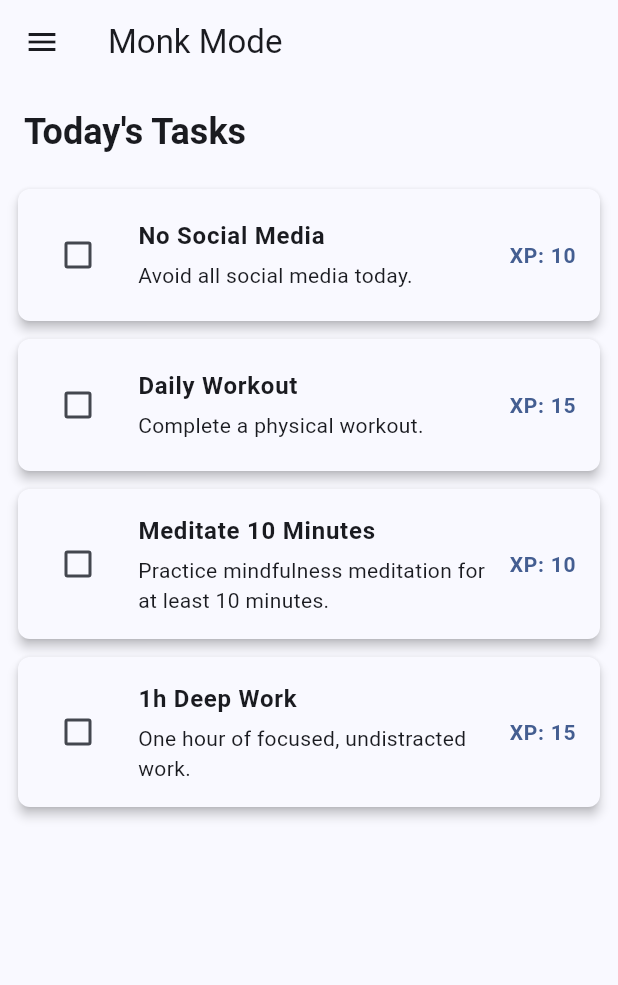
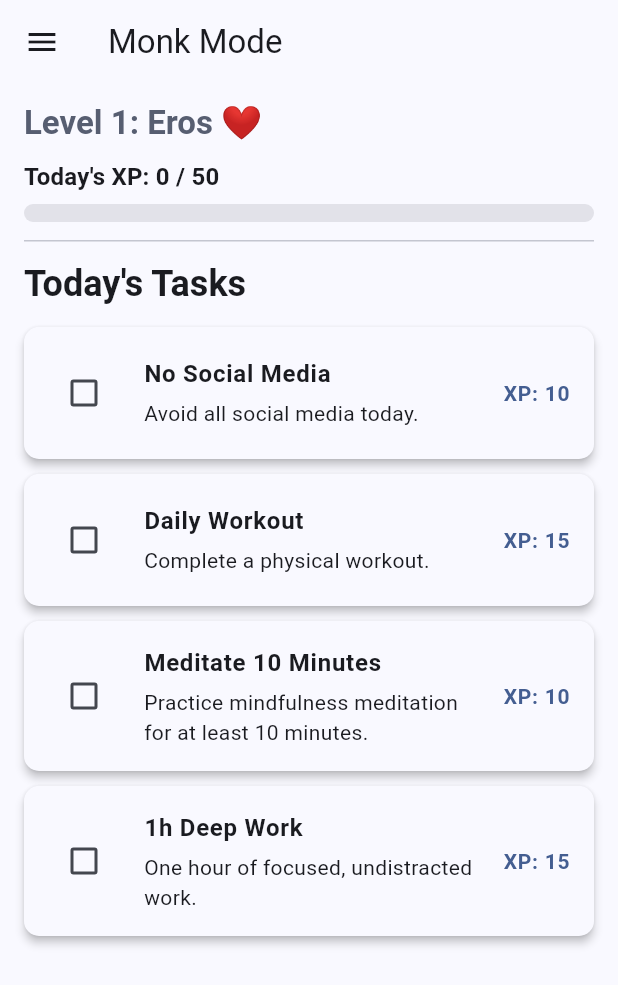
Before and after one commit to Ayush312003/AlphaFlow, a Flutter app: the screen it shows after launch, after a tap on "Guided Mode", after a tap on "❤️", on a phone screen of 412 x 824 dp. Shown: the top 985 px of the screen. Run offline on Flutter 3.47's test engine with Material 3 defaults, Android fonts, the phone set to English and light mode, and no system bars; our stand-ins replace flutter_riverpod, shared_preferences.

```diff
--- a/alphaflow/lib/features/guided/presentation/guided_home_page.dart
+++ b/alphaflow/lib/features/guided/presentation/guided_home_page.dart
@@ -1,28 +1,27 @@
-import 'package:alphaflow/data/models/today_task.dart'; // Added
-import 'package:alphaflow/providers/today_tasks_provider.dart'; // Added
-import 'package:alphaflow/providers/selected_track_provider.dart'; // Still needed for trackId in toggle
+import 'package:alphaflow/data/models/today_task.dart';
+import 'package:alphaflow/providers/today_tasks_provider.dart';
+import 'package:alphaflow/providers/selected_track_provider.dart';
 import 'package:alphaflow/providers/task_completions_provider.dart';
+import 'package:alphaflow/providers/xp_provider.dart';
+import 'package:alphaflow/providers/guided_level_provider.dart'; // Added import
+import 'package:alphaflow/data/models/level_definition.dart'; // Added import
 import 'package:flutter/material.dart';
 import 'package:flutter_riverpod/flutter_riverpod.dart';
-// Removed GuidedTask, GuidedTrack, guidedTracksProvider imports as they are now handled by todayTasksProvider
 
 class GuidedHomePage extends ConsumerWidget {
   const GuidedHomePage({super.key});
 
   @override
   Widget build(BuildContext context, WidgetRef ref) {
-    // todayTasksProvider will return only guided tasks when in guided mode.
     final List<TodayTask> tasksForDisplay = ref.watch(todayTasksProvider);
-    // Watch completionsProvider to ensure UI rebuilds when completion status changes.
     ref.watch(completionsProvider);
-    // We need selectedTrackId for the toggleTaskCompletion's trackId argument.
-    // Watching it here also ensures that if the track changes (e.g. via drawer),
-    // todayTasksProvider (which also watches it) causes a rebuild correctly.
     final selectedTrackId = ref.watch(selectedTrackProvider);
+    final int currentXp = ref.watch(xpProvider);
+    final LevelDefinition? currentLevel = ref.watch(currentGuidedLevelProvider); // Watch current level
 
+    final double totalPossibleXpToday = tasksForDisplay.fold(0.0, (sum, task) => sum + task.xp);
+    final double progress = (totalPossibleXpToday > 0) ? (currentXp / totalPossibleXpToday) : 0.0;
 
-    // Fallback if, for some reason, HomePage didn't redirect and selectedTrackId is null here.
-    // todayTasksProvider would likely return an empty list in this scenario for guided mode.
     if (selectedTrackId == null) {
          return const Center(child: Text("No guided track selected. Please select one from the drawer or main menu.", textAlign: TextAlign.center,));
     }
@@ -30,13 +29,63 @@ class GuidedHomePage extends ConsumerWidget {
     return Column(
       crossAxisAlignment: CrossAxisAlignment.start,
       children: [
+        // Level and XP Info Section
         Padding(
-          padding: const EdgeInsets.fromLTRB(16.0, 16.0, 16.0, 8.0),
+          padding: const EdgeInsets.symmetric(horizontal: 16.0, vertical: 12.0), // Adjusted vertical padding
+          child: Column(
+            crossAxisAlignment: CrossAxisAlignment.start,
+            children: [
+              if (currentLevel != null)
+                Text(
+                  "Level ${currentLevel.levelNumber}: ${currentLevel.title} ${currentLevel.icon}", // Added icon to level display
+                  style: Theme.of(context).textTheme.titleLarge?.copyWith(
+                    fontWeight: FontWeight.bold,
+                    color: Theme.of(context).colorScheme.secondary,
+                  ),
+                )
+              else
+                Text(
+                  "Current Level: N/A",
+                  style: Theme.of(context).textTheme.titleLarge?.copyWith(
+                    fontWeight: FontWeight.bold,
+                    color: Theme.of(context).colorScheme.secondary,
+                  ),
+                ),
+              const SizedBox(height: 10), // Adjusted space
+
+              Text(
+                // Display total track XP relative to next level's threshold, if available
+                // For now, stick to Today's XP as per previous implementation.
+                // Total XP for level progress could be: "Total XP: ${ref.watch(totalTrackXpProvider)}"
+                "Today's XP: $currentXp / ${totalPossibleXpToday.toInt()}",
+                style: Theme.of(context).textTheme.titleMedium?.copyWith(fontWeight: FontWeight.w600), // Slightly less bold than level title
+              ),
+              const SizedBox(height: 6),
+              if (tasksForDisplay.isNotEmpty)
+                LinearProgressIndicator(
+                  value: progress > 1.0 ? 1.0 : progress,
+                  minHeight: 12,
+                  backgroundColor: Theme.of(context).colorScheme.surfaceContainerHighest,
+                  valueColor: AlwaysStoppedAnimation<Color>(Theme.of(context).colorScheme.primary),
+                  borderRadius: BorderRadius.circular(6),
+                )
+              else
+                Text("No tasks to earn XP from today.", style: Theme.of(context).textTheme.bodyMedium),
+              // const SizedBox(height: 8), // Removed to bring divider closer
+            ],
+          ),
+        ),
+
+        const Divider(height: 1, indent: 16, endIndent: 16, thickness: 1),
+
+        Padding(
+          padding: const EdgeInsets.fromLTRB(16.0, 12.0, 16.0, 8.0), // Adjusted padding
           child: Text(
-            "Today's Tasks", // Changed header
+            "Today's Tasks",
             style: Theme.of(context).textTheme.headlineSmall?.copyWith(fontWeight: FontWeight.bold),
           ),
         ),
+
         if (tasksForDisplay.isEmpty)
           const Expanded(
             child: Center(child: Text("No tasks for today, or the selected track has no tasks for the current level.")),
@@ -44,20 +93,19 @@ class GuidedHomePage extends ConsumerWidget {
         else
           Expanded(
             child: ListView.builder(
-              padding: const EdgeInsets.only(top: 8.0, bottom: 16.0),
+              padding: const EdgeInsets.only(top: 0, bottom: 16.0),
               itemCount: tasksForDisplay.length,
               itemBuilder: (context, index) {
                 final todayTask = tasksForDisplay[index];
-                // todayTask.isCompleted is now directly available
 
                 return Card(
-                  margin: const EdgeInsets.symmetric(horizontal: 12.0, vertical: 6.0),
-                  elevation: todayTask.isCompleted ? 1.0 : 3.0,
+                  margin: const EdgeInsets.symmetric(horizontal: 16.0, vertical: 5.0),
+                  elevation: todayTask.isCompleted ? 1.0 : 2.5,
                   color: todayTask.isCompleted ? Colors.green.withOpacity(0.05) : Theme.of(context).cardColor,
                   shape: RoundedRectangleBorder(
-                      borderRadius: BorderRadius.circular(8.0),
+                      borderRadius: BorderRadius.circular(10.0),
                       side: todayTask.isCompleted
-                          ? BorderSide(color: Colors.green.withOpacity(0.3), width: 1)
+                          ? BorderSide(color: Colors.green.withOpacity(0.4), width: 1.5)
                           : BorderSide.none,
                   ),
                   child: ListTile(
@@ -67,9 +115,8 @@ class GuidedHomePage extends ConsumerWidget {
                       activeColor: Colors.green,
                       onChanged: (bool? newValue) {
                         if (newValue != null) {
-                          // Ensure selectedTrackId is not null before using (already checked above)
                           ref.read(completionsProvider.notifier).toggleTaskCompletion(
-                            todayTask.id, // This is guidedTask.id from TodayTask
+                            todayTask.id,
                             DateTime.now(),
                             trackId: selectedTrackId,
                           );
@@ -94,7 +141,7 @@ class GuidedHomePage extends ConsumerWidget {
                       ),
                     ),
                     trailing: Text(
-                      "XP: ${todayTask.xp}", // Using getter from TodayTask
+                      "XP: ${todayTask.xp}",
                       style: TextStyle(
                         color: todayTask.isCompleted ? Colors.green : Theme.of(context).colorScheme.primary,
                         fontWeight: FontWeight.bold,
--- /dev/null
+++ b/alphaflow/lib/providers/guided_level_provider.dart
@@ -0,0 +1,53 @@
+import 'package:flutter_riverpod/flutter_riverpod.dart';
+import 'package:alphaflow/data/models/guided_track.dart';
+import 'package:alphaflow/data/models/level_definition.dart';
+import 'package:alphaflow/providers/selected_track_provider.dart';
+import 'package:alphaflow/features/guided/providers/guided_tracks_provider.dart';
+import 'package:alphaflow/providers/xp_provider.dart'; // For totalTrackXpProvider
+
+final currentGuidedLevelProvider = Provider<LevelDefinition?>((ref) {
+  final selectedTrackId = ref.watch(selectedTrackProvider);
+  final allGuidedTracks = ref.watch(guidedTracksProvider);
+  // totalTrackXpProvider calculates total XP for the currently selected track
+  final totalAccumulatedXp = ref.watch(totalTrackXpProvider);
+
+  if (selectedTrackId == null) {
+    return null; // No track selected
+  }
+
+  GuidedTrack? currentTrack;
+  try {
+    currentTrack = allGuidedTracks.firstWhere((track) => track.id == selectedTrackId);
+  } catch (e) {
+    print("Error: Selected track with ID $selectedTrackId not found in currentGuidedLevelProvider. $e");
+    return null; // Selected track not found
+  }
+
+  if (currentTrack.levels.isEmpty) {
+    print("Warning: Selected track ${currentTrack.title} has no levels defined.");
+    return null; // Track has no levels defined
+  }
+
+  // Assuming currentTrack.levels are sorted by xpThreshold in ascending order
+  // (as they are in guided_tracks.dart).
+  // Iterate from the highest defined level downwards.
+  LevelDefinition? currentLevel = null;
+  for (int i = currentTrack.levels.length - 1; i >= 0; i--) {
+    final level = currentTrack.levels[i];
+    if (totalAccumulatedXp >= level.xpThreshold) {
+      currentLevel = level;
+      break; // Found the highest level achieved
+    }
+  }
+
+  // If after the loop, currentLevel is still null, it means totalAccumulatedXp is less than
+  // the xpThreshold of all defined levels. This should only happen if the first level's
+  // threshold is > 0 and user has less XP than that.
+  // However, our data ensures the first level has xpThreshold: 0.
+  // So, if currentTrack.levels is not empty, currentLevel should not be null here.
+  // If it were possible for levels to not start at 0 XP, one might return currentTrack.levels.first
+  // or null based on specific game logic for users below the first threshold.
+  // For our case, the loop should suffice.
+
+  return currentLevel;
+});
--- a/alphaflow/lib/providers/today_tasks_provider.dart
+++ b/alphaflow/lib/providers/today_tasks_provider.dart
@@ -6,17 +6,17 @@ import 'package:alphaflow/data/models/guided_track.dart';
 import 'package:alphaflow/data/models/task_completion.dart';
 import 'package:alphaflow/data/models/today_task.dart';
 import 'package:alphaflow/data/models/frequency.dart';
+import 'package:alphaflow/data/models/level_definition.dart'; // Added import
 import 'package:alphaflow/providers/app_mode_provider.dart';
 import 'package:alphaflow/providers/selected_track_provider.dart';
 import 'package:alphaflow/features/guided/providers/guided_tracks_provider.dart';
 import 'package:alphaflow/providers/custom_tasks_provider.dart';
 import 'package:alphaflow/providers/task_completions_provider.dart';
+import 'package:alphaflow/providers/guided_level_provider.dart'; // Added import
 
 // Helper to get the start of the week (Monday UTC) for a given DateTime
 DateTime _startOfWeek(DateTime date) {
   final utcDate = DateTime.utc(date.year, date.month, date.day);
-  // DateTime.weekday returns 1 for Monday and 7 for Sunday.
-  // To get Monday, subtract (weekday - 1) days.
   return utcDate.subtract(Duration(days: utcDate.weekday - 1));
 }
 
@@ -46,20 +46,14 @@ final todayTasksProvider = Provider<List<TodayTask>>((ref) {
 
   if (appMode == AppMode.guided) {
     final selectedTrackId = ref.watch(selectedTrackProvider);
-    // guidedTracksProvider provides List<GuidedTrack>, not nullable
-    final allGuidedTracks = ref.watch(guidedTracksProvider);
+    // guidedTracksProvider is watched by currentGuidedLevelProvider indirectly.
+    // We only need currentGuidedLevelProvider here.
 
-    if (selectedTrackId != null) {
-      GuidedTrack? track;
-      try {
-        track = allGuidedTracks.firstWhere((t) => t.id == selectedTrackId);
-      } catch (e) {
-        track = null; // Not found
-      }
+    if (selectedTrackId != null) { // Ensure a track is selected
+        final LevelDefinition? currentLevel = ref.watch(currentGuidedLevelProvider);
 
-      if (track != null) {
-        // For now, assume Level 1 tasks. Level progression is a future feature.
-        final List<GuidedTask> levelTasks = track.levels.isNotEmpty ? track.levels[0].unlockTasks : [];
+        if (currentLevel != null) {
+            final List<GuidedTask> levelTasks = currentLevel.unlockTasks;
 
             for (final guidedTask in levelTasks) {
                 bool shouldDisplay = false;
@@ -71,18 +65,27 @@ final todayTasksProvider = Provider<List<TodayTask>>((ref) {
                 } else if (guidedTask.frequency == Frequency.weekly) {
                     shouldDisplay = true;
                     isCompleted = isTaskCompletedThisWeek(guidedTask.id);
+                } else if (guidedTask.frequency == Frequency.oneTime) {
+                    // Check completion specifically for this trackId, as task ID might not be globally unique for one-time tasks
+                    // if they are defined per level but could have same ID if not careful in data definition.
+                    // TaskCompletion for guided tasks should have trackId set.
+                    isCompleted = completions.any((c) => c.taskId == guidedTask.id && c.trackId == selectedTrackId);
+                    shouldDisplay = !isCompleted;
                 }
-          // 'oneTime' guided tasks are not explicitly handled for display here yet.
-          // They would typically be part of level unlocks or specific conditions.
 
                 if (shouldDisplay) {
                     tasksForToday.add(TodayTask.fromGuidedTask(guidedTask, isCompleted));
                 }
             }
+        } else {
+            // No current level determined (e.g., track has no levels, or error in level provider)
+            // tasksForToday remains empty for guided mode.
+            print("todayTasksProvider: No current level determined for track $selectedTrackId.");
         }
+    } else {
+        print("todayTasksProvider: No track selected for guided mode.");
     }
   } else if (appMode == AppMode.custom) {
-    // customTasksProvider provides List<CustomTask>, not nullable
     final allCustomTasks = ref.watch(customTasksProvider);
     for (final customTask in allCustomTasks) {
       bool shouldDisplay = false;
@@ -96,7 +99,7 @@ final todayTasksProvider = Provider<List<TodayTask>>((ref) {
         isCompleted = isTaskCompletedThisWeek(customTask.id);
       } else if (customTask.frequency == Frequency.oneTime) {
         isCompleted = completions.any((c) => c.taskId == customTask.id);
-        shouldDisplay = !isCompleted; // Only show one-time tasks if they are not yet completed
+        shouldDisplay = !isCompleted;
       }
 
       if (shouldDisplay) {
@@ -109,8 +112,6 @@ final todayTasksProvider = Provider<List<TodayTask>>((ref) {
     if (a.isCompleted != b.isCompleted) {
       return a.isCompleted ? 1 : -1; // Incomplete tasks first
     }
-    // Optional: Add secondary sort criteria, e.g., by title
-    // return a.title.toLowerCase().compareTo(b.title.toLowerCase());
     return 0;
   });
 
--- /dev/null
+++ b/alphaflow/lib/providers/xp_provider.dart
@@ -0,0 +1,98 @@
+import 'package:flutter_riverpod/flutter_riverpod.dart';
+import 'package:alphaflow/data/models/app_mode.dart';
+import 'package:alphaflow/data/models/guided_task.dart';
+import 'package:alphaflow/data/models/guided_track.dart';
+import 'package:alphaflow/data/models/task_completion.dart';
+import 'package:alphaflow/providers/app_mode_provider.dart';
+import 'package:alphaflow/providers/selected_track_provider.dart';
+import 'package:alphaflow/features/guided/providers/guided_tracks_provider.dart';
+import 'package:alphaflow/providers/task_completions_provider.dart';
+
+final xpProvider = Provider<int>((ref) {
+  final appMode = ref.watch(appModeProvider);
+  final selectedTrackId = ref.watch(selectedTrackProvider);
+  final completions = ref.watch(completionsProvider); // List<TaskCompletion>
+  final allGuidedTracks = ref.watch(guidedTracksProvider); // List<GuidedTrack>
+
+  if (appMode != AppMode.guided || selectedTrackId == null) {
+    return 0; // No XP if not in guided mode or no track selected
+  }
+
+  GuidedTrack? currentTrack;
+  try {
+    currentTrack = allGuidedTracks.firstWhere((track) => track.id == selectedTrackId);
+  } catch (e) {
+    print("Error: Could not find selected track with ID $selectedTrackId in xpProvider. $e");
+    return 0;
+  }
+
+  final Map<String, GuidedTask> allTasksInCurrentTrackMap = {};
+  for (var level in currentTrack.levels) {
+    for (var task in level.unlockTasks) {
+      allTasksInCurrentTrackMap[task.id] = task;
+    }
+  }
+
+  int currentDayXp = 0;
+  final DateTime today = DateTime.utc(DateTime.now().year, DateTime.now().month, DateTime.now().day);
+
+  for (final completion in completions) {
+    final completionDate = DateTime.utc(completion.date.year, completion.date.month, completion.date.day);
+    if (completionDate == today) {
+      final GuidedTask? completedTaskDetails = allTasksInCurrentTrackMap[completion.taskId];
+      if (completedTaskDetails != null) {
+        currentDayXp += completedTaskDetails.xp;
+      }
+    }
+  }
+  return currentDayXp;
+});
+
+final totalTrackXpProvider = Provider<int>((ref) {
+  final selectedTrackId = ref.watch(selectedTrackProvider);
+  final completions = ref.watch(completionsProvider); // List<TaskCompletion>
+  final allGuidedTracks = ref.watch(guidedTracksProvider); // List<GuidedTrack>
+
+  if (selectedTrackId == null) {
+    return 0; // No track selected, so no total XP for a track
+  }
+
+  GuidedTrack? currentTrack;
+  try {
+    currentTrack = allGuidedTracks.firstWhere((track) => track.id == selectedTrackId);
+  } catch (e) {
+    print("Error: Could not find selected track with ID $selectedTrackId in totalTrackXpProvider. $e");
+    return 0;
+  }
+
+  final Map<String, int> taskXpMap = {};
+  for (var level in currentTrack.levels) {
+    for (var task in level.unlockTasks) {
+      taskXpMap[task.id] = task.xp;
+    }
+  }
+
+  if (taskXpMap.isEmpty) {
+    return 0; // No tasks in this track to earn XP from
+  }
+
+  int totalAccumulatedXp = 0;
+
+  for (final completion in completions) {
+    if (taskXpMap.containsKey(completion.taskId)) {
+      // Ensure that trackId in completion matches selectedTrackId if it exists.
+      // This is important if a task ID could hypothetically be in multiple tracks.
+      // For AlphaFlow's current design, completion.trackId is for Guided Tasks.
+      if (completion.trackId == selectedTrackId || completion.trackId == null) {
+        // Allow if trackId matches, or if trackId is null (e.g. if completions could be for custom tasks, though this provider is for guided track XP)
+        // For robustness, ensuring the completion is for the *selected track* is key.
+        // The taskXpMap already filters by selected track's tasks.
+        // If completion.trackId is consistently set for guided task completions, this check is even stronger:
+        // if (completion.trackId == selectedTrackId && taskXpMap.containsKey(completion.taskId)) {
+        totalAccumulatedXp += taskXpMap[completion.taskId]!;
+      }
+    }
+  }
+
+  return totalAccumulatedXp;
+});
```
Lines whose indentation alone changed are shown as unchanged.
